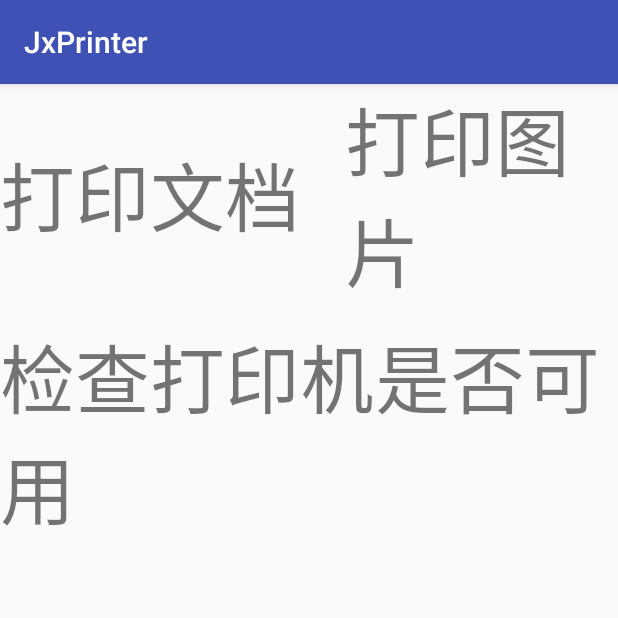
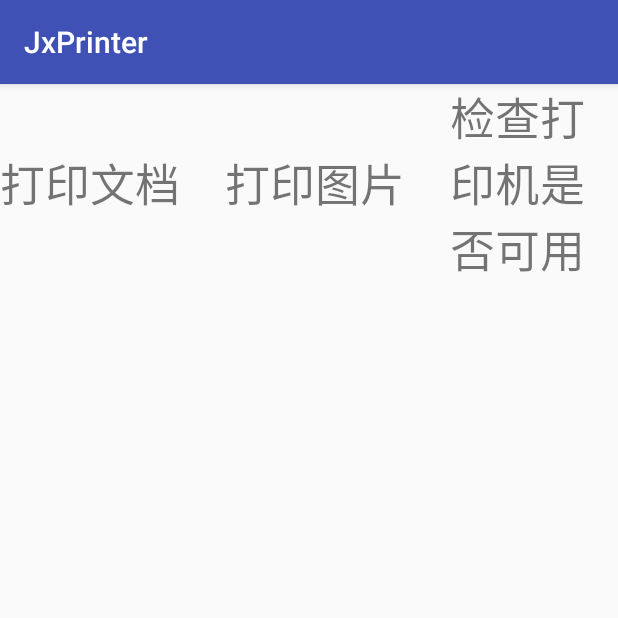
Before and after one commit to jiaxin262/printer, an Android app: the screen it shows after launch (MainActivity), on a phone screen of 412 x 824 dp, the top half of it. Run offline under Robolectric (Android 15) with nearby library versions, the phone set to English and light mode, and no system bars.

Commit message:
delete unused code;

```diff
--- a/app/src/main/AndroidManifest.xml
+++ b/app/src/main/AndroidManifest.xml
@@ -19,7 +19,6 @@
             </intent-filter>
         </activity>
 
-        <activity android:name=".TestActivity"/>
     </application>
 
 </manifest>
--- a/app/src/main/java/com/yumao/jason/jxprinter/MainActivity.java
+++ b/app/src/main/java/com/yumao/jason/jxprinter/MainActivity.java
@@ -28,9 +28,6 @@ import java.util.List;
 public class MainActivity extends AppCompatActivity implements View.OnClickListener {
     public static final String TAG = "MainActivity";
 
-    public static final String ACTION_PRINT_DIALOG = "android.print.PRINT_DIALOG";
-    public static final String EXTRA_PRINT_DOCUMENT_ADAPTER =
-            "android.print.intent.extra.EXTRA_PRINT_DOCUMENT_ADAPTER";
 
     public static final String SP_NAME_CANON_PRINTER_HELPER = "canon_printer_helper";
     public static final String CHECK_PRINTER_VALID_NAME = "check-printer-valid";
@@ -63,8 +60,6 @@ public class MainActivity extends AppCompatActivity implements View.OnClickListe
     private TextView mPrintImgTv;
     private LinearLayout mPrintLogLl;
 
-    private TextView mOpenPageTv;
-    private TextView mGetExternalDir;
     private TextView mCheckPrinterValidTv;
 
     private PrintManager mPrintManager;
@@ -90,17 +85,11 @@ public class MainActivity extends AppCompatActivity implements View.OnClickListe
         mPrintDocTv = (TextView) findViewById(R.id.print_doc_tv);
         mPrintImgTv = (TextView) findViewById(R.id.print_img_tv);
         mPrintLogLl = (LinearLayout) findViewById(R.id.print_log_ll);
-        mOpenPageTv = (TextView) findViewById(R.id.open_new_activity);
-        mGetExternalDir = (TextView) findViewById(R.id.get_external_dir);
         mCheckPrinterValidTv = (TextView) findViewById(R.id.check_printer_valid);
 
-        mOpenPageTv.setVisibility(View.GONE);
-        mGetExternalDir.setVisibility(View.GONE);
 
         mPrintDocTv.setOnClickListener(this);
         mPrintImgTv.setOnClickListener(this);
-        mOpenPageTv.setOnClickListener(this);
-        mGetExternalDir.setOnClickListener(this);
         mCheckPrinterValidTv.setOnClickListener(this);
 
         mPrintAttrsSp = getSharedPreferences(SP_NAME_CANON_PRINTER_HELPER, Context.MODE_WORLD_READABLE | Context.MODE_MULTI_PROCESS);
@@ -116,15 +105,6 @@ public class MainActivity extends AppCompatActivity implements View.OnClickListe
         } else if (viewId == R.id.print_img_tv) {
             Log.d(TAG, "click print img btn");
             doPrintImg();
-        } else if (viewId == R.id.open_new_activity) {
-            Log.d(TAG, "open new page");
-            openNewPage();
-        } else if (viewId == R.id.get_external_dir) {
-            String dirStr = getExternalDir();
-            Log.d(TAG, "get external dir:" + dirStr);
-            TextView tv = new TextView(MainActivity.this);
-            tv.setText(dirStr);
-            mPrintLogLl.addView(tv);
         } else if (viewId == R.id.check_printer_valid) {
             Log.d(TAG, "check printer valid");
             checkPrinterValid();
@@ -133,17 +113,6 @@ public class MainActivity extends AppCompatActivity implements View.OnClickListe
 
     private void checkPrinterValid() {
         doPrintDoc(CHECK_PRINTER_VALID_NAME);
-//        mHandler.postDelayed(new Runnable() {
-//            @Override
-//            public void run() {
-//               doPrintDoc("normal-print-doc");
-//            }
-//        }, 2000);
-    }
-
-    private void openNewPage() {
-        Intent intent = new Intent(MainActivity.this, TestActivity.class);
-        startActivity(intent);
     }
 
     private void doPrintDoc(String printJobName) {
@@ -314,15 +283,4 @@ public class MainActivity extends AppCompatActivity implements View.OnClickListe
         printAttrEditor.commit();
     }
 
-    public String getExternalDir() {
-        File f1 = Environment.getExternalStorageDirectory();
-        if (f1 != null && f1.exists()) {
-            return f1.getPath();
-        }
-        File f= MainActivity.this.getExternalFilesDir(null);
-        if (f != null) {
-            return f.getPath();
-        }
-        return "";
-    }
 }
--- a/app/src/main/res/layout/activity_main.xml
+++ b/app/src/main/res/layout/activity_main.xml
@@ -15,7 +15,7 @@
             android:layout_width="wrap_content"
             android:layout_height="wrap_content"
             android:text="打印文档"
-            android:textSize="50dp" />
+            android:textSize="30dp" />
 
         <TextView
             android:id="@+id/print_img_tv"
@@ -23,7 +23,15 @@
             android:layout_height="wrap_content"
             android:layout_marginLeft="30dp"
             android:text="打印图片"
-            android:textSize="50dp" />
+            android:textSize="30dp" />
+
+        <TextView
+            android:id="@+id/check_printer_valid"
+            android:layout_width="wrap_content"
+            android:layout_height="wrap_content"
+            android:layout_marginLeft="30dp"
+            android:text="检查打印机是否可用"
+            android:textSize="30dp" />
     </LinearLayout>
 
     <ScrollView
@@ -37,27 +45,6 @@
             android:layout_height="match_parent"
             android:orientation="vertical">
 
-            <TextView
-                android:id="@+id/open_new_activity"
-                android:layout_width="wrap_content"
-                android:layout_height="wrap_content"
-                android:text="打开新页面"
-                android:textSize="50dp" />
-
-            <TextView
-                android:id="@+id/get_external_dir"
-                android:layout_width="wrap_content"
-                android:layout_height="wrap_content"
-                android:text="获取文件夹路径"
-                android:textSize="50dp" />
-
-            <TextView
-                android:id="@+id/check_printer_valid"
-                android:layout_width="wrap_content"
-                android:layout_height="wrap_content"
-                android:text="检查打印机是否可用"
-                android:textSize="50dp" />
-
         </LinearLayout>
 
     </ScrollView>
```
Also changed, not shown: app/src/main/java/com/yumao/jason/jxprinter/MyPrintDocumentAdapter.java (+0 -40 lines), app/src/main/java/com/yumao/jason/jxprinter/TestActivity.java (deleted, +0 -36 lines), app/src/main/res/layout/test_activity_layout.xml (deleted, +0 -31 lines).
